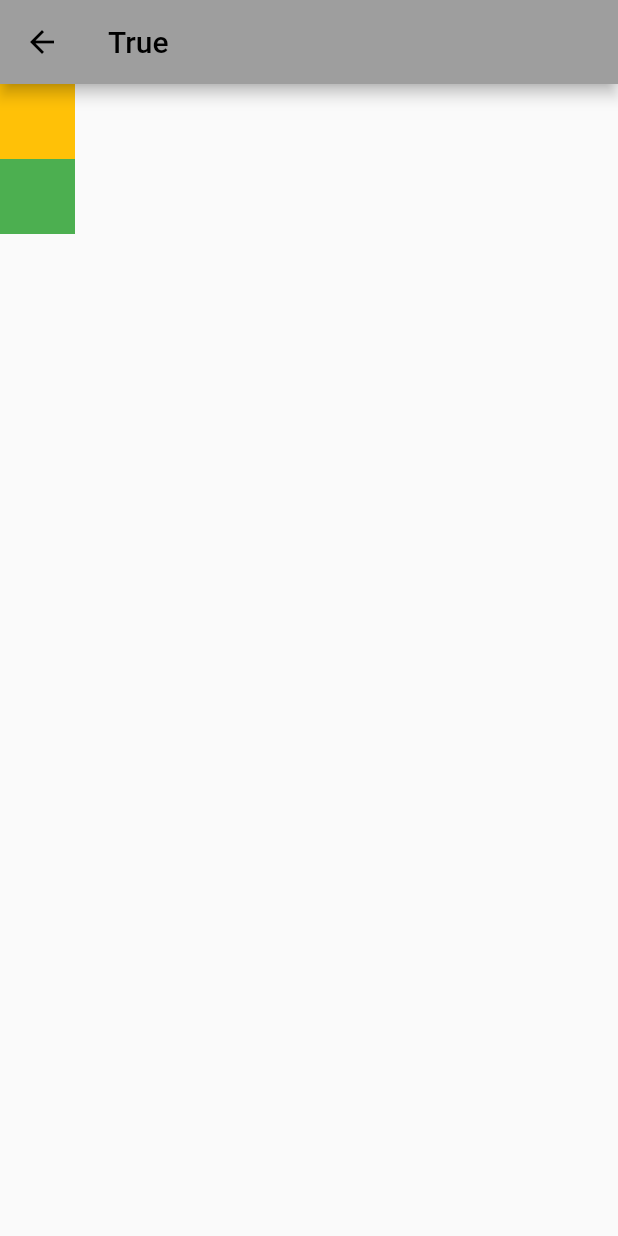
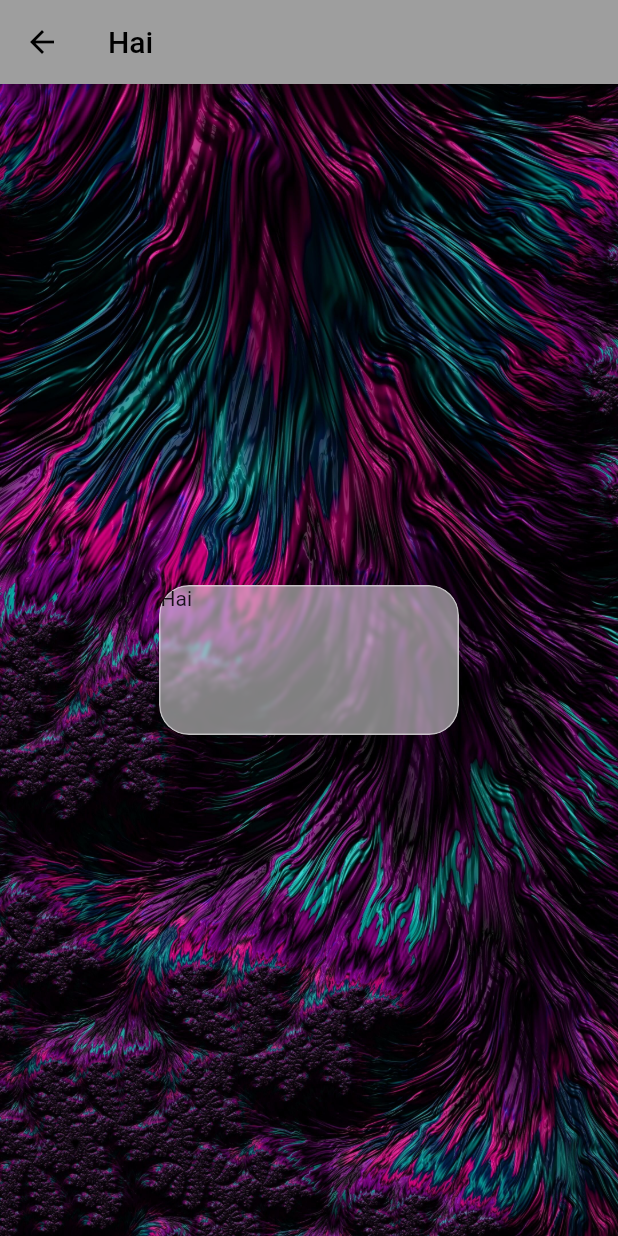
Before and after one commit to Jkz1/app, a Flutter app: the Test screen opened directly, on a phone screen of 412 x 824 dp. Run offline on Flutter 3.47's test engine with Material 2 defaults, Android fonts, the phone set to English and light mode, and no system bars.

```diff
--- a/lib/CostumWidget/costum.dart
+++ b/lib/CostumWidget/costum.dart
@@ -7,12 +7,14 @@ class GlassMorphism extends StatelessWidget {
   final double opacity;
   final double borderOpacity;
   final Widget child;
+  final int duration;
 
   GlassMorphism({
     super.key,
     required this.blur,
     required this.opacity,
-    required this.borderOpacity,
+    this.borderOpacity = 0.5,
+    this.duration = 500,
     required this.child,
   });
 
@@ -22,18 +24,20 @@ class GlassMorphism extends StatelessWidget {
       borderRadius: BorderRadius.circular(20),
       child: BackdropFilter(
         filter: ImageFilter.blur(sigmaX: blur, sigmaY: blur),
-        child: Container(
+        child: AnimatedContainer(
+          duration: Duration(milliseconds: 500),
           decoration: BoxDecoration(
               color: Colors.white.withOpacity(opacity),
               borderRadius: BorderRadius.all(Radius.circular(20)),
               border:
-                  Border.all(width: 1.5, color: Colors.white.withOpacity(0.5))),
+                  Border.all(width: 1, color: Colors.white.withOpacity(borderOpacity))),
           child: child,
         ),
       ),
     );
   }
 }
+
 
 class RoundedContainer extends StatelessWidget {
   EdgeInsets? margin;
--- a/lib/main.dart
+++ b/lib/main.dart
@@ -22,6 +22,7 @@ class MyApp extends StatelessWidget {
         theme: ThemeData(
           primarySwatch: Colors.grey,
         ),
+        // home: Test(),
         home: const Home(),
       ),
     );
--- a/lib/test.dart
+++ b/lib/test.dart
@@ -1,28 +1,46 @@
+import 'package:app/CostumWidget/costum.dart';
 import 'package:flutter/material.dart';
 import 'package:flutter/src/widgets/framework.dart';
 import 'package:flutter/src/widgets/placeholder.dart';
 
-class Test extends StatelessWidget {
-  const Test({super.key});
+class Test extends StatefulWidget {
+  Test({super.key});
+
+  @override
+  State<Test> createState() => _TestState();
+}
+
+class _TestState extends State<Test> {
+  bool _status = false;
 
   @override
   Widget build(BuildContext context) {
-    return Scaffold(
-      appBar: AppBar(title: Text("True")),
-      body: Column(
-        mainAxisSize: MainAxisSize.max,
-        children: [
-          Container(
-            width: 50,
-            height: 50,
-            color: Colors.amber,
+    return Container(
+      decoration: BoxDecoration(
+        image: DecorationImage(image: AssetImage('assets/background.jpeg'), fit: BoxFit.cover)
+      ),
+      child: Scaffold(
+        backgroundColor: Colors.transparent,
+        appBar: AppBar(title: Text("Hai"),),
+        body: GestureDetector(
+          onTap: (){
+            setState(() {
+              _status = !_status;
+            });
+          },
+          child: Center(
+            child: AnimatedContainer(
+              duration: Duration(milliseconds: 500),
+              width: _status? 100: 200,
+              height: _status? 200 : 100,
+              child: GlassMorphism(
+                blur: 1.5,
+                opacity: _status? 1 : 0.5,
+                child: Text("Hai")
+              ),
+            ),
           ),
-          Container(
-            width: 50,
-            height: 50,
-            color: Colors.green,
-          ),
-        ],
+        ),
       ),
     );
   }
```
Also changed, not shown: lib/Page/description.dart (added, +90 -0 lines), lib/Page/home.dart (+41 -27 lines).
